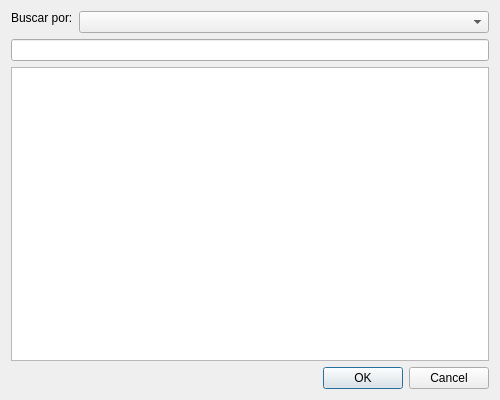
Old version of the form ui/baja.ui in the repository ger-ator/turnos.
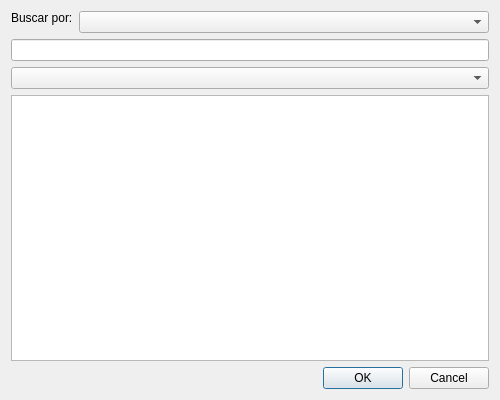
New version of the form.

Commit message: Añadido filtro con cbox para valores fijos.

The edit to the form file:
```diff
--- a/ui/baja.ui
+++ b/ui/baja.ui
@@ -41,7 +41,7 @@
      </item>
     </layout>
    </item>
-   <item row="2" column="1">
+   <item row="3" column="1">
     <widget class="QTableView" name="bajas_view">
      <property name="alternatingRowColors">
       <bool>true</bool>
@@ -73,6 +73,9 @@
      </property>
     </widget>
    </item>
+   <item row="2" column="1">
+    <widget class="QComboBox" name="buscar_cbox"/>
+   </item>
   </layout>
  </widget>
  <tabstops>
```
Left out of the diff: 2 changed lines with no effect on the pictures. The commit also changes 1 other file.
